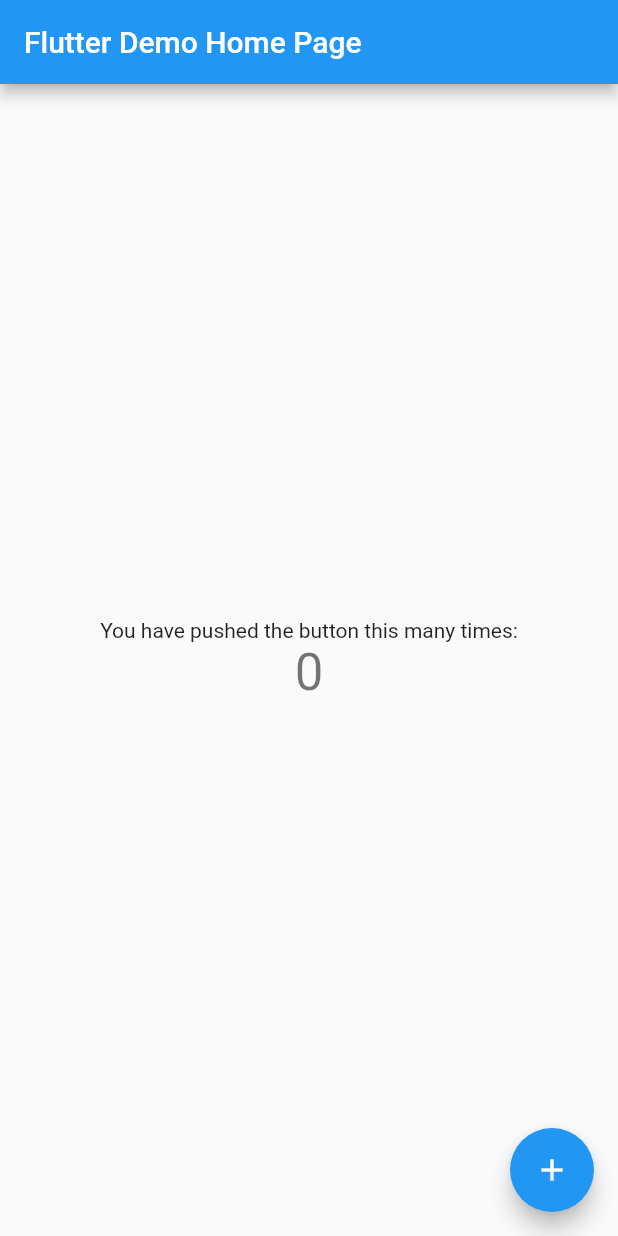
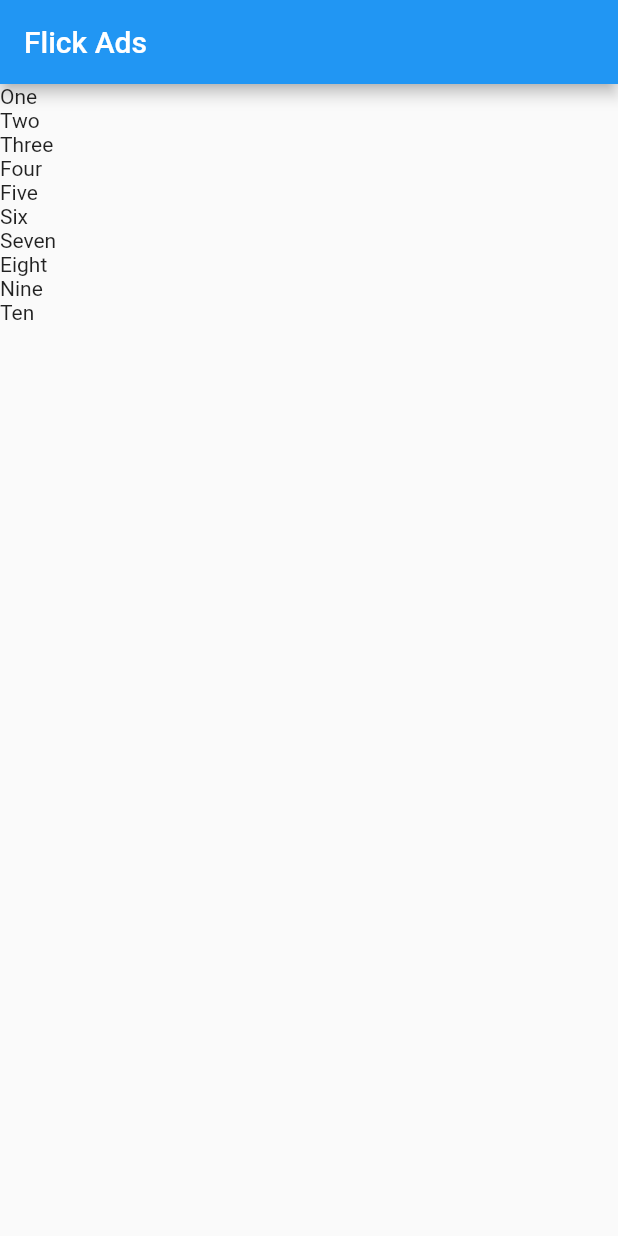
Before and after one commit to rafifine1/flick_ads, a Flutter app: the screen it shows after launch, on a phone screen of 412 x 824 dp. Run offline on Flutter 3.47's test engine with Material 2 defaults, Android fonts, the phone set to English and light mode, and no system bars.

```diff
--- a/flick_ads/lib/main.dart
+++ b/flick_ads/lib/main.dart
@@ -4,114 +4,50 @@ void main() {
   runApp(MyApp());
 }
 
+List<String> litems = [
+  "One",
+  "Two",
+  "Three",
+  "Four",
+  "Five",
+  "Six",
+  "Seven",
+  "Eight",
+  "Nine",
+  "Ten"
+];
+
 class MyApp extends StatelessWidget {
-  // This widget is the root of your application.
+// This widget is the root of your application.
   @override
-  Widget build(BuildContext context) {
-    return MaterialApp(
-      title: 'Flutter Demo',
-      theme: ThemeData(
-        // This is the theme of your application.
-        //
-        // Try running your application with "flutter run". You'll see the
-        // application has a blue toolbar. Then, without quitting the app, try
-        // changing the primarySwatch below to Colors.green and then invoke
-        // "hot reload" (press "r" in the console where you ran "flutter run",
-        // or simply save your changes to "hot reload" in a Flutter IDE).
-        // Notice that the counter didn't reset back to zero; the application
-        // is not restarted.
-        primarySwatch: Colors.blue,
-        // This makes the visual density adapt to the platform that you run
-        // the app on. For desktop platforms, the controls will be smaller and
-        // closer together (more dense) than on mobile platforms.
-        visualDensity: VisualDensity.adaptivePlatformDensity,
-      ),
-      home: MyHomePage(title: 'Flutter Demo Home Page'),
+  Widget build(BuildContext ctxt) {
+    return new MaterialApp(
+      title: 'Flick Ads',
+      home: new ListDisplay(),
     );
   }
 }
 
-class MyHomePage extends StatefulWidget {
-  MyHomePage({Key key, this.title}) : super(key: key);
-
-  // This widget is the home page of your application. It is stateful, meaning
-  // that it has a State object (defined below) that contains fields that affect
-  // how it looks.
-
-  // This class is the configuration for the state. It holds the values (in this
-  // case the title) provided by the parent (in this case the App widget) and
-  // used by the build method of the State. Fields in a Widget subclass are
-  // always marked "final".
-
-  final String title;
-
+class ListDisplay extends StatefulWidget {
   @override
-  _MyHomePageState createState() => _MyHomePageState();
+  State createState() => new DynamicList();
 }
 
-class _MyHomePageState extends State<MyHomePage> {
-  int _counter = 0;
-
-  void _incrementCounter() {
-    setState(() {
-      // This call to setState tells the Flutter framework that something has
-      // changed in this State, which causes it to rerun the build method below
-      // so that the display can reflect the updated values. If we changed
-      // _counter without calling setState(), then the build method would not be
-      // called again, and so nothing would appear to happen.
-      _counter++;
-    });
+class DynamicList extends State<ListDisplay> {
+  @override
+  Widget build(BuildContext ctxt) {
+    return new Scaffold(
+        appBar: new AppBar(
+          title: new Text("Flick Ads"),
+        ),
+        body: new ListView.builder(
+          itemCount: litems.length,
+          itemBuilder: (BuildContext ctxt, int index) => buildBody(ctxt, index),
+        ));
   }
 
-  @override
-  Widget build(BuildContext context) {
-    // This method is rerun every time setState is called, for instance as done
-    // by the _incrementCounter method above.
-    //
-    // The Flutter framework has been optimized to make rerunning build methods
-    // fast, so that you can just rebuild anything that needs updating rather
-    // than having to individually change instances of widgets.
-    return Scaffold(
-      appBar: AppBar(
-        // Here we take the value from the MyHomePage object that was created by
-        // the App.build method, and use it to set our appbar title.
-        title: Text(widget.title),
-      ),
-      body: Center(
-        // Center is a layout widget. It takes a single child and positions it
-        // in the middle of the parent.
-        child: Column(
-          // Column is also a layout widget. It takes a list of children and
-          // arranges them vertically. By default, it sizes itself to fit its
-          // children horizontally, and tries to be as tall as its parent.
-          //
-          // Invoke "debug painting" (press "p" in the console, choose the
-          // "Toggle Debug Paint" action from the Flutter Inspector in Android
-          // Studio, or the "Toggle Debug Paint" command in Visual Studio Code)
-          // to see the wireframe for each widget.
-          //
-          // Column has various properties to control how it sizes itself and
-          // how it positions its children. Here we use mainAxisAlignment to
-          // center the children vertically; the main axis here is the vertical
-          // axis because Columns are vertical (the cross axis would be
-          // horizontal).
-          mainAxisAlignment: MainAxisAlignment.center,
-          children: <Widget>[
-            Text(
-              'You have pushed the button this many times:',
-            ),
-            Text(
-              '$_counter',
-              style: Theme.of(context).textTheme.headline4,
-            ),
-          ],
-        ),
-      ),
-      floatingActionButton: FloatingActionButton(
-        onPressed: _incrementCounter,
-        tooltip: 'Increment',
-        child: Icon(Icons.add),
-      ), // This trailing comma makes auto-formatting nicer for build methods.
-    );
+  // A Separate Function called from itemBuilder
+  Widget buildBody(BuildContext ctxt, int index) {
+    return new Text(litems[index]);
   }
 }
```
Also changed, not shown: 2 other files.
